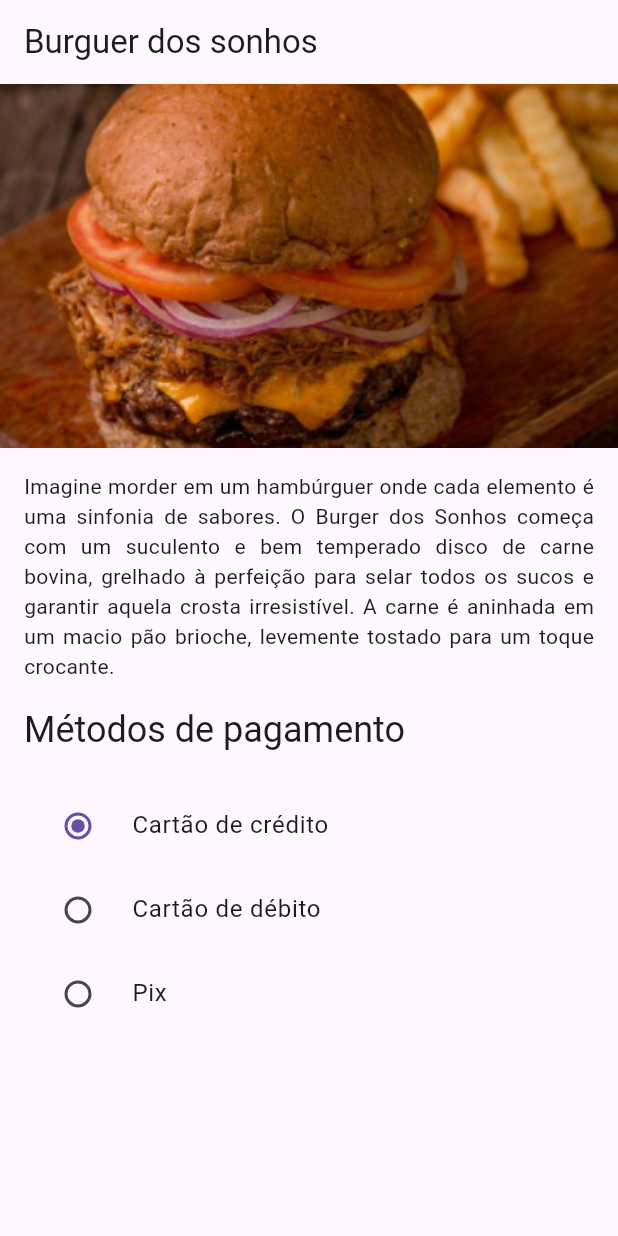
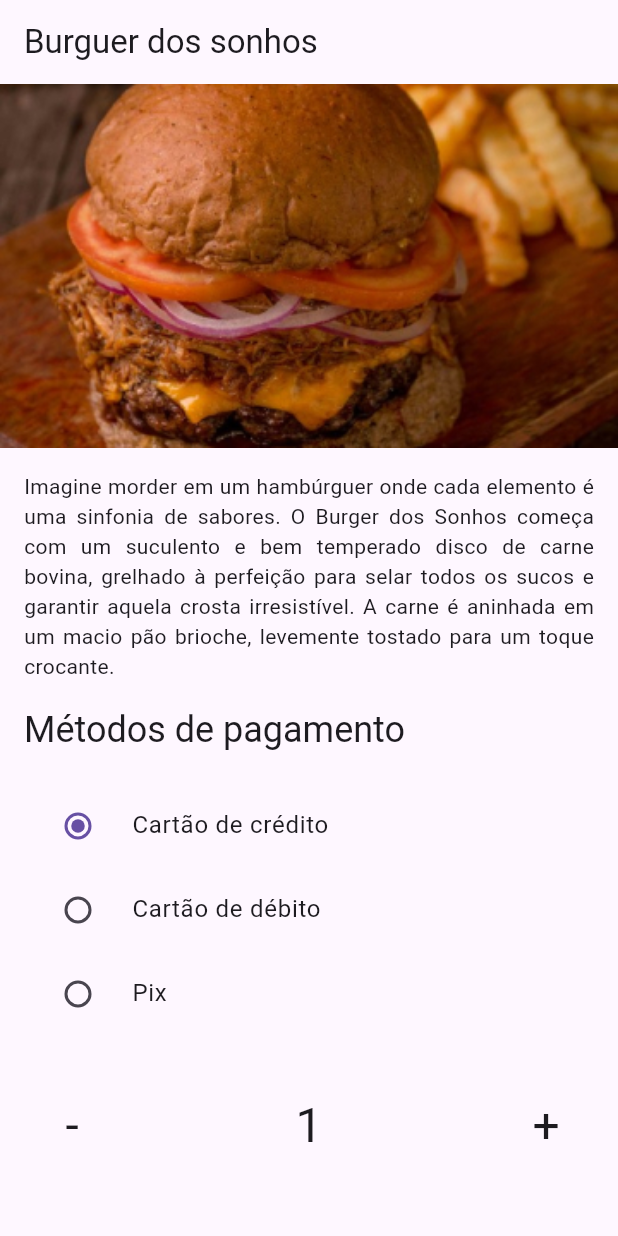
Before and after one commit to ProfessorAndersonChoren/appII_sao_leopoldo_morning, a Flutter app: the screen it shows after launch, on a phone screen of 412 x 824 dp. Run offline on Flutter 3.47's test engine with Material 3 defaults, Android fonts, the phone set to English and light mode, and no system bars; our stand-ins replace flutter_mobx, flutter_svg, mobx; generated files the repository leaves out were written again.

Commit message:
Projeto Sonho de hamburguer

```diff
--- a/burguer_dos_sonhos/lib/screens/home/components/payment_method.dart
+++ b/burguer_dos_sonhos/lib/screens/home/components/payment_method.dart
@@ -1,33 +1,43 @@
 import 'package:burguer_dos_sonhos/enums/payment.dart';
+import 'package:burguer_dos_sonhos/stores/payment_store.dart';
 import 'package:flutter/material.dart';
+import 'package:flutter_mobx/flutter_mobx.dart';
 
 class PaymentMethod extends StatelessWidget {
-  final _selected = Payment.creditCard;
-  const PaymentMethod({super.key});
+  final paymentStore = PaymentStore();
+  PaymentMethod({super.key});
 
   @override
   Widget build(BuildContext context) {
+    return Observer(builder: (_) {
       return Column(
         children: [
           RadioListTile<Payment>(
             value: Payment.creditCard,
-          groupValue: _selected,
-          onChanged: (value) {},
+            groupValue: paymentStore.selected,
+            onChanged: (value) {
+              paymentStore.changePaymentMethod(value!);
+            },
             title: const Text('Cartão de crédito'),
           ),
           RadioListTile<Payment>(
             value: Payment.debitCard,
-          groupValue: _selected,
-          onChanged: (value) {},
+            groupValue: paymentStore.selected,
+            onChanged: (value) {
+              paymentStore.changePaymentMethod(value!);
+            },
             title: const Text('Cartão de débito'),
           ),
           RadioListTile<Payment>(
             value: Payment.pix,
-          groupValue: _selected,
-          onChanged: (value) {},
+            groupValue: paymentStore.selected,
+            onChanged: (value) {
+              paymentStore.changePaymentMethod(value!);
+            },
             title: const Text('Pix'),
           ),
         ],
       );
+    });
   }
 }
--- /dev/null
+++ b/burguer_dos_sonhos/lib/screens/home/components/quantity.dart
@@ -0,0 +1,45 @@
+import 'package:burguer_dos_sonhos/stores/quantity_store.dart';
+import 'package:flutter/material.dart';
+import 'package:flutter_mobx/flutter_mobx.dart';
+
+class Quantity extends StatelessWidget {
+  final quantityStore = QuantityStore();
+  Quantity({super.key});
+
+  @override
+  Widget build(BuildContext context) {
+    return Row(
+      mainAxisAlignment: MainAxisAlignment.spaceBetween,
+      children: [
+        Observer(builder: (_) {
+          return TextButton(
+            onPressed: (quantityStore.isActive())
+                ? () {
+                    quantityStore.decrement();
+                  }
+                : null,
+            child: Text(
+              '-',
+              style: Theme.of(context).textTheme.headlineLarge,
+            ),
+          );
+        }),
+        Observer(builder: (_) {
+          return Text(
+            quantityStore.value,
+            style: Theme.of(context).textTheme.headlineLarge,
+          );
+        }),
+        TextButton(
+          onPressed: () {
+            quantityStore.increment();
+          },
+          child: Text(
+            '+',
+            style: Theme.of(context).textTheme.headlineLarge,
+          ),
+        ),
+      ],
+    );
+  }
+}
--- a/burguer_dos_sonhos/lib/screens/home/home_page.dart
+++ b/burguer_dos_sonhos/lib/screens/home/home_page.dart
@@ -1,4 +1,5 @@
 import 'package:burguer_dos_sonhos/screens/home/components/payment_method.dart';
+import 'package:burguer_dos_sonhos/screens/home/components/quantity.dart';
 import 'package:flutter/material.dart';
 
 class HomePage extends StatelessWidget {
@@ -10,7 +11,7 @@ class HomePage extends StatelessWidget {
       appBar: AppBar(
         title: const Text('Burguer dos sonhos'),
       ),
-      body: Column(
+      body: ListView(
         children: [
           Image.asset(
             'assets/ic_hamburger.jpg',
@@ -33,6 +34,8 @@ class HomePage extends StatelessWidget {
                 ),
                 const SizedBox(height: 20),
                 PaymentMethod(),
+                const SizedBox(height: 32),
+                Quantity(),
               ],
             ),
           ),
```
Also changed, not shown: burguer_dos_sonhos/lib/stores/quantity_store.dart (added, +20 -0 lines), burguer_dos_sonhos/lib/stores/quantity_store.g.dart (added), burguer_dos_sonhos/pubspec.lock. Lines whose indentation alone changed are shown as unchanged.
